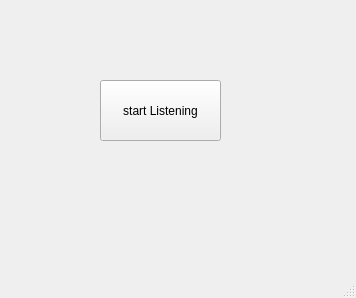
Above: server/src/server_main_window.ui from imMAMZI/kalaNet before the change. Below: the same form after it.
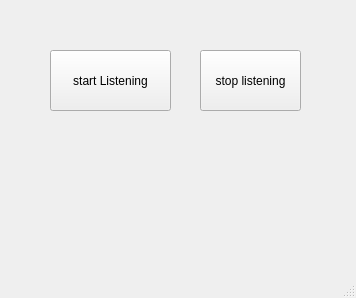
That is the form after the change.

Commit message: added some button for more functionality (on client : disconnect button, say Hi button) (on server : stop listening button)

What changed in the file:
```diff
--- a/server/src/server_main_window.ui
+++ b/server/src/server_main_window.ui
@@ -17,8 +17,8 @@
    <widget class="QPushButton" name="pushButton">
     <property name="geometry">
      <rect>
-      <x>100</x>
-      <y>80</y>
+      <x>50</x>
+      <y>50</y>
       <width>121</width>
       <height>61</height>
      </rect>
@@ -27,6 +27,19 @@
      <string>start Listening</string>
     </property>
    </widget>
+   <widget class="QPushButton" name="stopListeningButton">
+    <property name="geometry">
+     <rect>
+      <x>200</x>
+      <y>50</y>
+      <width>101</width>
+      <height>61</height>
+     </rect>
+    </property>
+    <property name="text">
+     <string>stop listening</string>
+    </property>
+   </widget>
   </widget>
   <widget class="QMenuBar" name="menubar">
    <property name="geometry">
```
Left out of the diff: 6 changed lines with no effect on the pictures. The commit also changes 6 other files.
